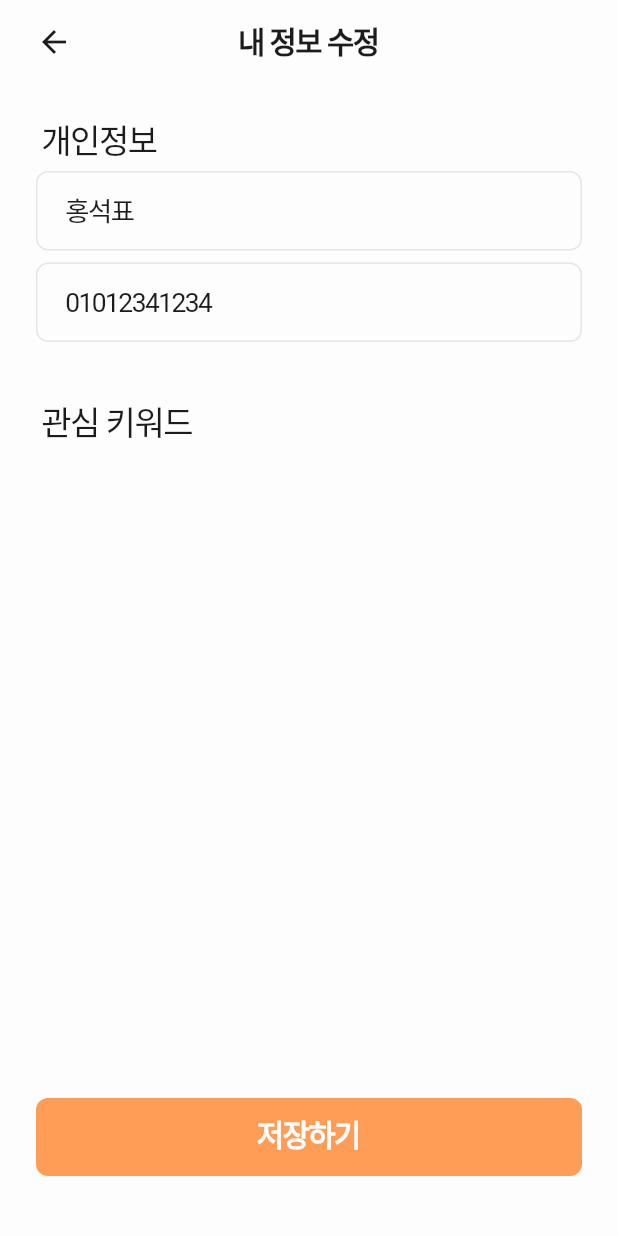
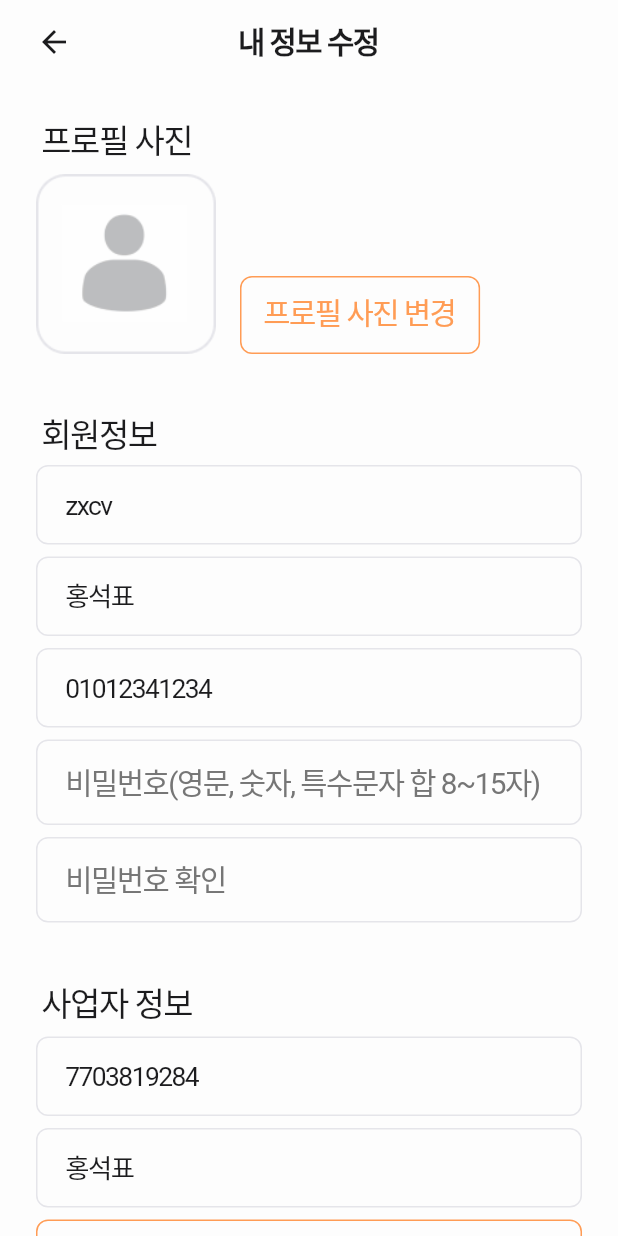
Before and after one commit to yeongwooCho/all_one_food, a Flutter app: the EditProfileScreen screen opened by its route, on a phone screen of 412 x 824 dp. Run offline on Flutter 3.47's test engine with Material 3 defaults, Android fonts, the phone set to English and light mode, and no system bars; our stand-ins replace flutter_riverpod, fluttertoast, go_router, loading_animation_widget, phosphor_flutter; missing offline and left inert: hidable; Roboto replaces fonts that are missing (Pretendard); project files that could hold a hidden picture were left out.

Commit message:
[feat] 내 정보 수정 화면 구현

```diff
--- a/lib/profile/view/edit_profile_screen.dart
+++ b/lib/profile/view/edit_profile_screen.dart
@@ -7,12 +7,9 @@ import 'package:all_one_food/common/layout/default_app_bar.dart';
 import 'package:all_one_food/common/layout/default_layout.dart';
 import 'package:all_one_food/user/model/user_model.dart';
 import 'package:all_one_food/user/provider/user_provider.dart';
-import 'package:collection/collection.dart';
 import 'package:flutter/material.dart';
 import 'package:flutter_riverpod/flutter_riverpod.dart';
 import 'package:go_router/go_router.dart';
-import 'package:multi_dropdown/multiselect_dropdown.dart';
-import 'package:phosphor_flutter/phosphor_flutter.dart';
 
 class EditProfileScreen extends ConsumerStatefulWidget {
   static String get routeName => "edit_profile";
@@ -24,10 +21,14 @@ class EditProfileScreen extends ConsumerStatefulWidget {
 }
 
 class _EditProfileScreenState extends ConsumerState<EditProfileScreen> {
-  final MultiSelectController _controller = MultiSelectController();
+  // final MultiSelectController _controller = MultiSelectController();
 
+  final TextEditingController _usernameController = TextEditingController();
   final TextEditingController _nameController = TextEditingController();
   final TextEditingController _phoneController = TextEditingController();
+  final TextEditingController _businessNumberController =
+      TextEditingController();
+  final TextEditingController _businessNameController = TextEditingController();
 
   List<String> selectedDropdownItems = [];
 
@@ -36,31 +37,17 @@ class _EditProfileScreenState extends ConsumerState<EditProfileScreen> {
     final user = ref.watch(userProvider);
 
     if (user is UserModel) {
+      _usernameController.text = user.username;
       _nameController.text = user.name;
       _phoneController.text = user.phone;
+      _businessNumberController.text = user.business.number.toString();
+      _businessNameController.text = user.business.name;
     }
 
     return DefaultLayout(
       appbar: const DefaultAppBar(title: '내 정보 수정'),
-      bottomNavigationBar: Padding(
-        padding: const EdgeInsets.symmetric(horizontal: 24.0, vertical: 40.0),
-        child: PrimaryButton(
-          onPressed: () {
-            // ref.read(userProvider.notifier).updateInfo(
-            //       name: _nameController.text,
-            //       phone: _phoneController.text,
-            //     );
-            //
-            // ref.read(userProvider.notifier).updateKeywords(
-            //   newKeywords: [...selectedDropdownItems],
-            // );
-            //
-            showCustomToast(context, msg: '저장이 완료되었습니다.');
-            context.pop();
-          },
-          child: const Text('저장하기'),
-        ),
-      ),
+      child: SingleChildScrollView(
+        physics: const BouncingScrollPhysics(),
         child: Padding(
           padding: const EdgeInsets.symmetric(
             horizontal: 24.0,
@@ -74,9 +61,42 @@ class _EditProfileScreenState extends ConsumerState<EditProfileScreen> {
                 const Padding(
                   padding: EdgeInsets.only(left: 4.0),
                   child: Text(
-                  '개인정보',
+                    '프로필 사진',
                     style: MyTextStyle.bodyTitleMedium,
                   ),
+                ),
+                const SizedBox(height: 8.0),
+                Row(
+                  crossAxisAlignment: CrossAxisAlignment.end,
+                  children: [
+                    Image.asset(
+                      'asset/img/user/user.png',
+                      width: 120.0,
+                      height: 120.0,
+                    ),
+                    const SizedBox(width: 16.0),
+                    SecondaryButton(
+                      onPressed: () {},
+                      child: Text('프로필 사진 변경'),
+                    ),
+                  ],
+                ),
+                const SizedBox(height: 40.0),
+                const Padding(
+                  padding: EdgeInsets.only(left: 4.0),
+                  child: Text(
+                    '회원정보',
+                    style: MyTextStyle.bodyTitleMedium,
+                  ),
+                ),
+                const SizedBox(height: 8.0),
+                CustomTextFormField(
+                  controller: _usernameController,
+                  onChanged: (String? value) {},
+                  onSaved: (String? value) {},
+                  validator: (String? value) {
+                    return null;
+                  },
                 ),
                 const SizedBox(height: 8.0),
                 CustomTextFormField(
@@ -97,15 +117,80 @@ class _EditProfileScreenState extends ConsumerState<EditProfileScreen> {
                   },
                   textInputType: TextInputType.number,
                 ),
+                const SizedBox(height: 8.0),
+                CustomTextFormField(
+                  hintText: '비밀번호(영문, 숫자, 특수문자 합 8~15자)',
+                  onChanged: (String? value) {},
+                  onSaved: (String? value) {},
+                  validator: (String? value) {
+                    return null;
+                  },
+                  textInputType: TextInputType.number,
+                ),
+                const SizedBox(height: 8.0),
+                CustomTextFormField(
+                  hintText: '비밀번호 확인',
+                  onChanged: (String? value) {},
+                  onSaved: (String? value) {},
+                  validator: (String? value) {
+                    return null;
+                  },
+                  textInputType: TextInputType.number,
+                ),
                 const SizedBox(height: 40.0),
                 const Padding(
                   padding: EdgeInsets.only(left: 4.0),
                   child: Text(
-                  '관심 키워드',
+                    '사업자 정보',
                     style: MyTextStyle.bodyTitleMedium,
                   ),
                 ),
                 const SizedBox(height: 8.0),
+                CustomTextFormField(
+                  controller: _businessNumberController,
+                  onChanged: (String? value) {},
+                  onSaved: (String? value) {},
+                  validator: (String? value) {
+                    return null;
+                  },
+                  textInputType: TextInputType.number,
+                ),
+                const SizedBox(height: 8.0),
+                CustomTextFormField(
+                  controller: _businessNameController,
+                  onChanged: (String? value) {},
+                  onSaved: (String? value) {},
+                  validator: (String? value) {
+                    return null;
+                  },
+                  textInputType: TextInputType.number,
+                ),
+                const SizedBox(height: 8.0),
+                SecondaryButton(
+                  onPressed: () {},
+                  child: const Text('사업자 등록증 업로드'),
+                ),
+                Padding(
+                  padding: const EdgeInsets.symmetric(
+                    vertical: 40.0,
+                  ),
+                  child: PrimaryButton(
+                    onPressed: () {
+                      // ref.read(userProvider.notifier).updateInfo(
+                      //       name: _nameController.text,
+                      //       phone: _phoneController.text,
+                      //     );
+                      //
+                      // ref.read(userProvider.notifier).updateKeywords(
+                      //   newKeywords: [...selectedDropdownItems],
+                      // );
+                      //
+                      showCustomToast(context, msg: '저장이 완료되었습니다.');
+                      context.pop();
+                    },
+                    child: const Text('변경하기'),
+                  ),
+                )
                 // MultiSelectDropDown(
                 //   controller: _controller,
                 //   onOptionSelected: (options) {
@@ -179,6 +264,7 @@ class _EditProfileScreenState extends ConsumerState<EditProfileScreen> {
             ),
           ),
         ),
+      ),
     );
   }
 }
```
Lines whose indentation alone changed are shown as unchanged.
